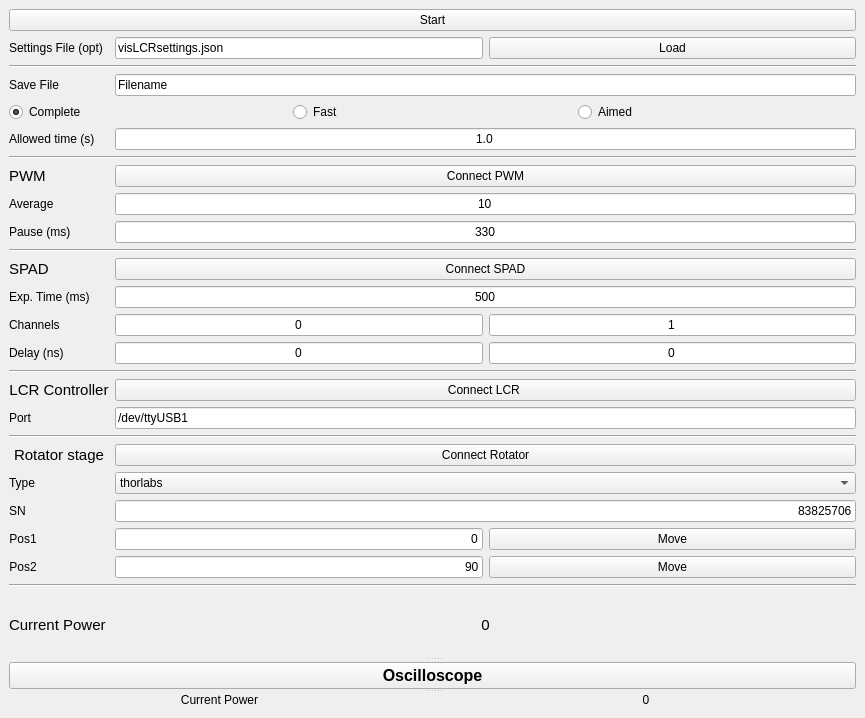
Before: the Qt Designer form visLCR.ui in qLuxor/pylabtools, drawn with Qt 5.
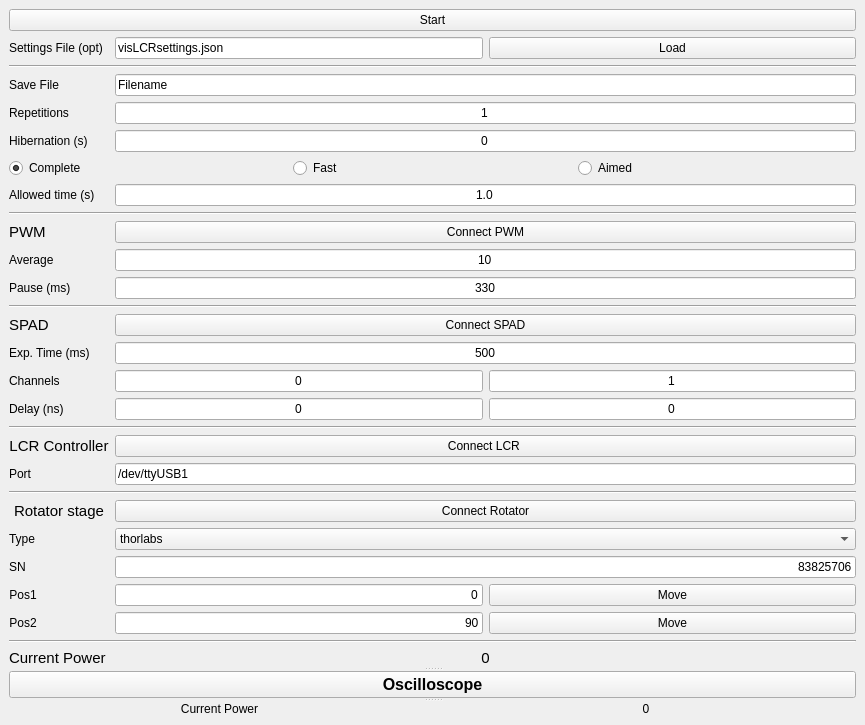
After: the same form once the commit is applied.

Commit message: Added repetitions mode to visLCR

Patch:
```diff
--- a/visLCR.ui
+++ b/visLCR.ui
@@ -39,10 +39,10 @@
              <property name="sizeConstraint">
               <enum>QLayout::SetMinimumSize</enum>
              </property>
-             <item row="1" column="1">
-              <widget class="QLineEdit" name="txtLoadFileName">
+             <item row="13" column="1" colspan="2">
+              <widget class="QPushButton" name="btnConnectSPAD">
                <property name="text">
-                <string>visLCRsettings.json</string>
+                <string>Connect SPAD</string>
                </property>
               </widget>
              </item>
@@ -53,6 +53,13 @@
                </property>
               </widget>
              </item>
+             <item row="1" column="1">
+              <widget class="QLineEdit" name="txtLoadFileName">
+               <property name="text">
+                <string>visLCRsettings.json</string>
+               </property>
+              </widget>
+             </item>
              <item row="1" column="2">
               <widget class="QPushButton" name="btnLoad">
                <property name="text">
@@ -60,7 +67,7 @@
                </property>
               </widget>
              </item>
-             <item row="9" column="1" colspan="2">
+             <item row="11" column="1" colspan="2">
               <widget class="QLineEdit" name="txtPause">
                <property name="text">
                 <string>330</string>
@@ -70,7 +77,7 @@
                </property>
               </widget>
              </item>
-             <item row="12" column="1" colspan="2">
+             <item row="14" column="1" colspan="2">
               <widget class="QLineEdit" name="txtExposure">
                <property name="text">
                 <string>500</string>
@@ -80,7 +87,7 @@
                </property>
               </widget>
              </item>
-             <item row="11" column="0">
+             <item row="13" column="0">
               <widget class="QLabel" name="label_6">
                <property name="font">
                 <font>
@@ -99,7 +106,7 @@
                </property>
               </widget>
              </item>
-             <item row="6" column="0" colspan="3">
+             <item row="8" column="0" colspan="3">
               <widget class="Line" name="line_6">
                <property name="orientation">
                 <enum>Qt::Horizontal</enum>
@@ -113,31 +120,29 @@
                </property>
               </widget>
              </item>
-             <item row="9" column="0">
+             <item row="18" column="0">
+              <widget class="QLabel" name="label_4">
+               <property name="font">
+                <font>
+                 <pointsize>11</pointsize>
+                </font>
+               </property>
+               <property name="text">
+                <string>LCR Controller</string>
+               </property>
+               <property name="alignment">
+                <set>Qt::AlignCenter</set>
+               </property>
+              </widget>
+             </item>
+             <item row="11" column="0">
               <widget class="QLabel" name="label_17">
                <property name="text">
                 <string>Pause (ms)</string>
                </property>
               </widget>
              </item>
-             <item row="13" column="2">
-              <widget class="QLineEdit" name="txtSPADOtherChannel">
-               <property name="text">
-                <string>1</string>
-               </property>
-               <property name="alignment">
-                <set>Qt::AlignCenter</set>
-               </property>
-              </widget>
-             </item>
-             <item row="11" column="1" colspan="2">
-              <widget class="QPushButton" name="btnConnectSPAD">
-               <property name="text">
-                <string>Connect SPAD</string>
-               </property>
-              </widget>
-             </item>
-             <item row="17" column="1" colspan="2">
+             <item row="19" column="1" colspan="2">
               <widget class="QLineEdit" name="txtPort">
                <property name="text">
                 <string>/dev/ttyUSB1</string>
@@ -147,7 +152,7 @@
                </property>
               </widget>
              </item>
-             <item row="8" column="1" colspan="2">
+             <item row="10" column="1" colspan="2">
               <widget class="QLineEdit" name="txtAverage">
                <property name="text">
                 <string>10</string>
@@ -157,22 +162,31 @@
                </property>
               </widget>
              </item>
-             <item row="16" column="0">
-              <widget class="QLabel" name="label_4">
-               <property name="font">
-                <font>
-                 <pointsize>11</pointsize>
-                </font>
-               </property>
+             <item row="15" column="2">
+              <widget class="QLineEdit" name="txtSPADOtherChannel">
                <property name="text">
-                <string>LCR Controller</string>
+                <string>1</string>
                </property>
                <property name="alignment">
                 <set>Qt::AlignCenter</set>
                </property>
               </widget>
              </item>
-             <item row="7" column="0">
+             <item row="9" column="1" colspan="2">
+              <widget class="QPushButton" name="btnConnectPWM">
+               <property name="text">
+                <string>Connect PWM</string>
+               </property>
+              </widget>
+             </item>
+             <item row="12" column="0" colspan="3">
+              <widget class="Line" name="line">
+               <property name="orientation">
+                <enum>Qt::Horizontal</enum>
+               </property>
+              </widget>
+             </item>
+             <item row="9" column="0">
               <widget class="QLabel" name="label_5">
                <property name="font">
                 <font>
@@ -184,28 +198,14 @@
                </property>
               </widget>
              </item>
-             <item row="17" column="0">
+             <item row="19" column="0">
               <widget class="QLabel" name="label_9">
                <property name="text">
                 <string>Port</string>
                </property>
               </widget>
              </item>
-             <item row="7" column="1" colspan="2">
-              <widget class="QPushButton" name="btnConnectPWM">
-               <property name="text">
-                <string>Connect PWM</string>
-               </property>
-              </widget>
-             </item>
-             <item row="10" column="0" colspan="3">
-              <widget class="Line" name="line">
-               <property name="orientation">
-                <enum>Qt::Horizontal</enum>
-               </property>
-              </widget>
-             </item>
-             <item row="14" column="1">
+             <item row="16" column="1">
               <widget class="QLineEdit" name="txtDelay">
                <property name="text">
                 <string>0</string>
@@ -215,45 +215,38 @@
                </property>
               </widget>
              </item>
-             <item row="14" column="2">
-              <widget class="QLineEdit" name="txtOtherDelay">
-               <property name="text">
-                <string>0</string>
-               </property>
-               <property name="alignment">
-                <set>Qt::AlignCenter</set>
-               </property>
-              </widget>
-             </item>
-             <item row="12" column="0">
+             <item row="14" column="0">
               <widget class="QLabel" name="label">
                <property name="text">
                 <string>Exp. Time (ms)</string>
                </property>
               </widget>
              </item>
-             <item row="16" column="1" colspan="2">
+             <item row="18" column="1" colspan="2">
               <widget class="QPushButton" name="btnConnectLCR">
                <property name="text">
                 <string>Connect LCR </string>
                </property>
               </widget>
              </item>
-             <item row="15" column="0" colspan="3">
-              <widget class="Line" name="line_2">
-               <property name="orientation">
-                <enum>Qt::Horizontal</enum>
+             <item row="16" column="2">
+              <widget class="QLineEdit" name="txtOtherDelay">
+               <property name="text">
+                <string>0</string>
+               </property>
+               <property name="alignment">
+                <set>Qt::AlignCenter</set>
                </property>
               </widget>
              </item>
-             <item row="13" column="0">
+             <item row="15" column="0">
               <widget class="QLabel" name="label_10">
                <property name="text">
                 <string>Channels</string>
                </property>
               </widget>
              </item>
-             <item row="13" column="1">
+             <item row="15" column="1">
               <widget class="QLineEdit" name="txtSPADChannel">
                <property name="text">
                 <string>0</string>
@@ -263,33 +256,14 @@
                </property>
               </widget>
              </item>
-             <item row="14" column="0">
-              <widget class="QLabel" name="label_11">
-               <property name="text">
-                <string>Delay (ns)</string>
+             <item row="17" column="0" colspan="3">
+              <widget class="Line" name="line_2">
+               <property name="orientation">
+                <enum>Qt::Horizontal</enum>
                </property>
               </widget>
              </item>
-             <item row="8" column="0">
-              <widget class="QLabel" name="label_8">
-               <property name="text">
-                <string>Average</string>
-               </property>
-              </widget>
-             </item>
-             <item row="25" column="0">
-              <widget class="QLabel" name="label_12">
-               <property name="font">
-                <font>
-                 <pointsize>11</pointsize>
-                </font>
-               </property>
-               <property name="text">
-                <string>Current Power</string>
-               </property>
-              </widget>
-             </item>
-             <item row="20" column="1" colspan="2">
+             <item row="22" column="1" colspan="2">
               <widget class="QComboBox" name="cmbLinearStage">
                <property name="sizePolicy">
                 <sizepolicy hsizetype="MinimumExpanding" vsizetype="Fixed">
@@ -307,7 +281,7 @@
                </item>
               </widget>
              </item>
-             <item row="21" column="1" colspan="2">
+             <item row="23" column="1" colspan="2">
               <widget class="QLineEdit" name="txtSN">
                <property name="sizePolicy">
                 <sizepolicy hsizetype="MinimumExpanding" vsizetype="Fixed">
@@ -323,14 +297,65 @@
                </property>
               </widget>
              </item>
-             <item row="24" column="0" colspan="3">
-              <widget class="Line" name="line_4">
-               <property name="orientation">
-                <enum>Qt::Horizontal</enum>
+             <item row="16" column="0">
+              <widget class="QLabel" name="label_11">
+               <property name="text">
+                <string>Delay (ns)</string>
                </property>
               </widget>
              </item>
-             <item row="23" column="0">
+             <item row="10" column="0">
+              <widget class="QLabel" name="label_8">
+               <property name="text">
+                <string>Average</string>
+               </property>
+              </widget>
+             </item>
+             <item row="27" column="0">
+              <widget class="QLabel" name="label_12">
+               <property name="font">
+                <font>
+                 <pointsize>11</pointsize>
+                </font>
+               </property>
+               <property name="text">
+                <string>Current Power</string>
+               </property>
+              </widget>
+             </item>
+             <item row="24" column="0">
+              <widget class="QLabel" name="label_2">
+               <property name="sizePolicy">
+                <sizepolicy hsizetype="Maximum" vsizetype="Preferred">
+                 <horstretch>0</horstretch>
+                 <verstretch>0</verstretch>
+                </sizepolicy>
+               </property>
+               <property name="text">
+                <string>Pos1</string>
+               </property>
+               <property name="alignment">
+                <set>Qt::AlignCenter</set>
+               </property>
+              </widget>
+             </item>
+             <item row="24" column="1">
+              <widget class="QLineEdit" name="txtPos1">
+               <property name="sizePolicy">
+                <sizepolicy hsizetype="MinimumExpanding" vsizetype="Fixed">
+                 <horstretch>0</horstretch>
+                 <verstretch>0</verstretch>
+                </sizepolicy>
+               </property>
+               <property name="text">
+                <string>0</string>
+               </property>
+               <property name="alignment">
+                <set>Qt::AlignRight|Qt::AlignTrailing|Qt::AlignVCenter</set>
+               </property>
+              </widget>
+             </item>
+             <item row="25" column="0">
               <widget class="QLabel" name="label_3">
                <property name="sizePolicy">
                 <sizepolicy hsizetype="Maximum" vsizetype="Preferred">
@@ -346,7 +371,7 @@
                </property>
               </widget>
              </item>
-             <item row="23" column="1">
+             <item row="25" column="1">
               <widget class="QLineEdit" name="txtPos2">
                <property name="sizePolicy">
                 <sizepolicy hsizetype="MinimumExpanding" vsizetype="Fixed">
@@ -362,46 +387,21 @@
                </property>
               </widget>
              </item>
-             <item row="22" column="0">
-              <widget class="QLabel" name="label_2">
-               <property name="sizePolicy">
-                <sizepolicy hsizetype="Maximum" vsizetype="Preferred">
-                 <horstretch>0</horstretch>
-                 <verstretch>0</verstretch>
-                </sizepolicy>
+             <item row="26" column="0" colspan="3">
+              <widget class="Line" name="line_4">
+               <property name="orientation">
+                <enum>Qt::Horizontal</enum>
                </property>
-               <property name="text">
-                <string>Pos1</string>
-               </property>
-               <property name="alignment">
-                <set>Qt::AlignCenter</set>
-               </property>
               </widget>
              </item>
-             <item row="22" column="1">
-              <widget class="QLineEdit" name="txtPos1">
-               <property name="sizePolicy">
-                <sizepolicy hsizetype="MinimumExpanding" vsizetype="Fixed">
-                 <horstretch>0</horstretch>
-                 <verstretch>0</verstretch>
-                </sizepolicy>
-               </property>
-               <property name="text">
-                <string>0</string>
-               </property>
-               <property name="alignment">
-                <set>Qt::AlignRight|Qt::AlignTrailing|Qt::AlignVCenter</set>
-               </property>
-              </widget>
-             </item>
-             <item row="18" column="0" colspan="3">
+             <item row="20" column="0" colspan="3">
               <widget class="Line" name="line_3">
                <property name="orientation">
                 <enum>Qt::Horizontal</enum>
                </property>
               </widget>
              </item>
-             <item row="25" column="1" colspan="2">
+             <item row="27" column="1" colspan="2">
               <widget class="QLabel" name="lblPowerStart">
                <property name="font">
                 <font>
@@ -416,7 +416,14 @@
                </property>
               </widget>
              </item>
-             <item row="21" column="0">
+             <item row="25" column="2">
+              <widget class="QPushButton" name="btnMove2">
+               <property name="text">
+                <string>Move</string>
+               </property>
+              </widget>
+             </item>
+             <item row="23" column="0">
               <widget class="QLabel" name="label_15">
                <property name="sizePolicy">
                 <sizepolicy hsizetype="Maximum" vsizetype="Preferred">
@@ -432,28 +439,14 @@
                </property>
               </widget>
              </item>
-             <item row="23" column="2">
-              <widget class="QPushButton" name="btnMove2">
-               <property name="text">
-                <string>Move</string>
-               </property>
-              </widget>
-             </item>
-             <item row="22" column="2">
+             <item row="24" column="2">
               <widget class="QPushButton" name="btnMove1">
                <property name="text">
                 <string>Move</string>
                </property>
               </widget>
              </item>
-             <item row="20" column="0">
-              <widget class="QLabel" name="label_7">
-               <property name="text">
-                <string>Type</string>
-               </property>
-              </widget>
-             </item>
-             <item row="19" column="0">
+             <item row="21" column="0">
               <widget class="QLabel" name="label_14">
                <property name="font">
                 <font>
@@ -468,14 +461,28 @@
                </property>
               </widget>
              </item>
-             <item row="19" column="1" colspan="2">
+             <item row="22" column="0">
+              <widget class="QLabel" name="label_7">
+               <property name="text">
+                <string>Type</string>
+               </property>
+              </widget>
+             </item>
+             <item row="21" column="1" colspan="2">
               <widget class="QPushButton" name="btnConnect">
                <property name="text">
                 <string>Connect Rotator</string>
                </property>
               </widget>
              </item>
-             <item row="4" column="0" colspan="3">
+             <item row="3" column="1" colspan="2">
+              <widget class="QLineEdit" name="txtFileName">
+               <property name="text">
+                <string>Filename</string>
+               </property>
+              </widget>
+             </item>
+             <item row="6" column="0" colspan="3">
               <layout class="QHBoxLayout" name="horizontalLayout_2">
                <property name="sizeConstraint">
                 <enum>QLayout::SetMinimumSize</enum>
@@ -506,21 +513,7 @@
                </item>
               </layout>
              </item>
-             <item row="3" column="1" colspan="2">
-              <widget class="QLineEdit" name="txtFileName">
-               <property name="text">
-                <string>Filename</string>
-               </property>
-              </widget>
-             </item>
-             <item row="0" column="0" colspan="3">
-              <widget class="QPushButton" name="btnStart">
-               <property name="text">
-                <string>Start</string>
-               </property>
-              </widget>
-             </item>
-             <item row="5" column="1" colspan="2">
+             <item row="7" column="1" colspan="2">
               <widget class="QLineEdit" name="txtAllowTime">
                <property name="text">
                 <string>1.0</string>
@@ -530,13 +523,54 @@
                </property>
               </widget>
              </item>
-             <item row="5" column="0">
+             <item row="7" column="0">
               <widget class="QLabel" name="label_18">
                <property name="text">
                 <string>Allowed time (s)</string>
                </property>
               </widget>
              </item>
+             <item row="0" column="0" colspan="3">
+              <widget class="QPushButton" name="btnStart">
+               <property name="text">
+                <string>Start</string>
+               </property>
+              </widget>
+             </item>
+             <item row="4" column="0">
+              <widget class="QLabel" name="label_19">
+               <property name="text">
+                <string>Repetitions</string>
+               </property>
+              </widget>
+             </item>
+             <item row="4" column="1" colspan="2">
+              <widget class="QLineEdit" name="txtRepetitions">
+               <property name="text">
+                <string>1</string>
+               </property>
+               <property name="alignment">
+                <set>Qt::AlignCenter</set>
+               </property>
+              </widget>
+             </item>
+             <item row="5" column="0">
+              <widget class="QLabel" name="label_21">
+               <property name="text">
+                <string>Hibernation (s)</string>
+               </property>
+              </widget>
+             </item>
+             <item row="5" column="1" colspan="2">
+              <widget class="QLineEdit" name="txtHibernation">
+               <property name="text">
+                <string>0</string>
+               </property>
+               <property name="alignment">
+                <set>Qt::AlignCenter</set>
+               </property>
+              </widget>
+             </item>
             </layout>
            </widget>
           </widget>
```
The commit also changes 1 other file.
